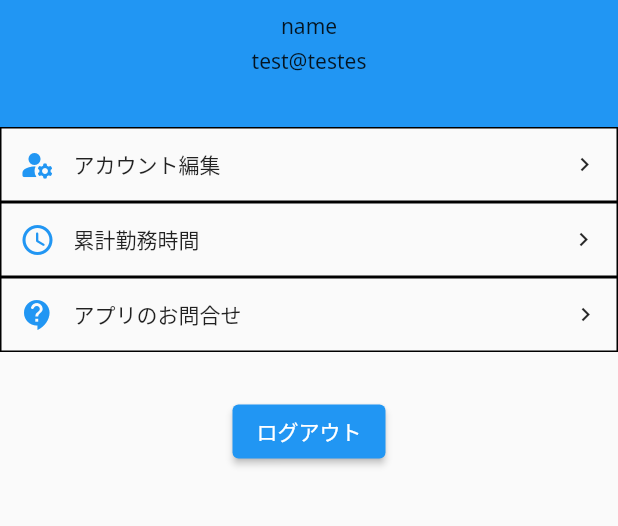
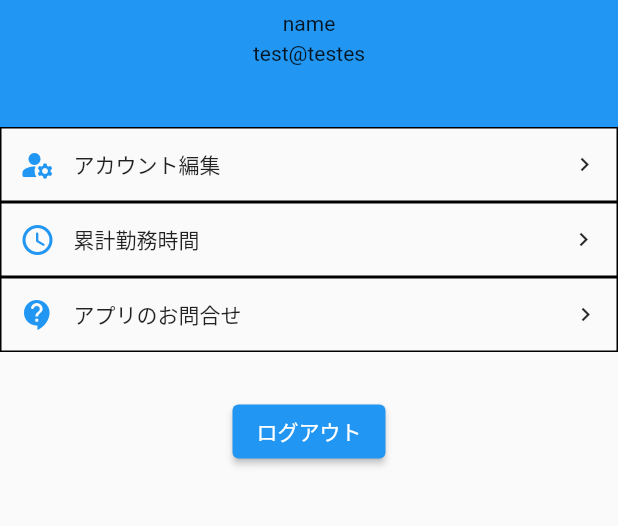
Before and after one commit to doraneko1600/flutter_aplication_1, a Flutter app: the screen it shows after launch, item 2 of the bottom bar chosen, on a phone screen of 412 x 824 dp, the part 362-888 px from its top. Run offline on Flutter 3.47's test engine with Material 2 defaults, Android fonts, the phone set to English and light mode, and no system bars; our stand-ins replace cloud_firestore, firebase_core, geocoding, geolocator, google_fonts; accounts and stored records are empty.

Commit message:
add fonts

```diff
--- a/lib/components/app.dart
+++ b/lib/components/app.dart
@@ -4,20 +4,19 @@ import 'package:flutter_application_1/components/importer.dart';
 class MainApp extends StatelessWidget {
   const MainApp({Key? key}) : super(key: key);
 
-  // タブタイトル
-  static const String _title = '出退勤アプリ';
-
   @override
   Widget build(BuildContext context) {
     return MaterialApp(
       theme: ThemeData(
-        textTheme: GoogleFonts.notoSansTextTheme(),
+        textTheme: kIsWeb
+            ? GoogleFonts.sawarabiGothicTextTheme(Theme.of(context).textTheme)
+            : null,
       ),
-        title: _title,
-        // OSのダークモード対応
-        // theme: ThemeData.light(),
-        // darkTheme: ThemeData.dark(),
-        home: BottomNavigation(),
+      title: tabTitle,
+      // OSのダークモード対応
+      // theme: ThemeData.light(),
+      // darkTheme: ThemeData.dark(),
+      home: BottomNavigation(),
     );
   }
 }
--- a/lib/components/importer.dart
+++ b/lib/components/importer.dart
@@ -6,6 +6,9 @@ export 'package:provider/provider.dart';
 
 // フォント
 export 'package:google_fonts/google_fonts.dart';
+
+// 判定
+export 'package:flutter/foundation.dart';
 
 // firebase 関連
 export 'package:firebase_core/firebase_core.dart';
--- a/lib/configs/constant.dart
+++ b/lib/configs/constant.dart
@@ -1,4 +1,7 @@
 import 'package:flutter_application_1/components/importer.dart';
+
+// タブタイトル
+const String tabTitle = "出退勤アプリ";
 
 // firebase用定数
 class SettingsFirebase {
```
